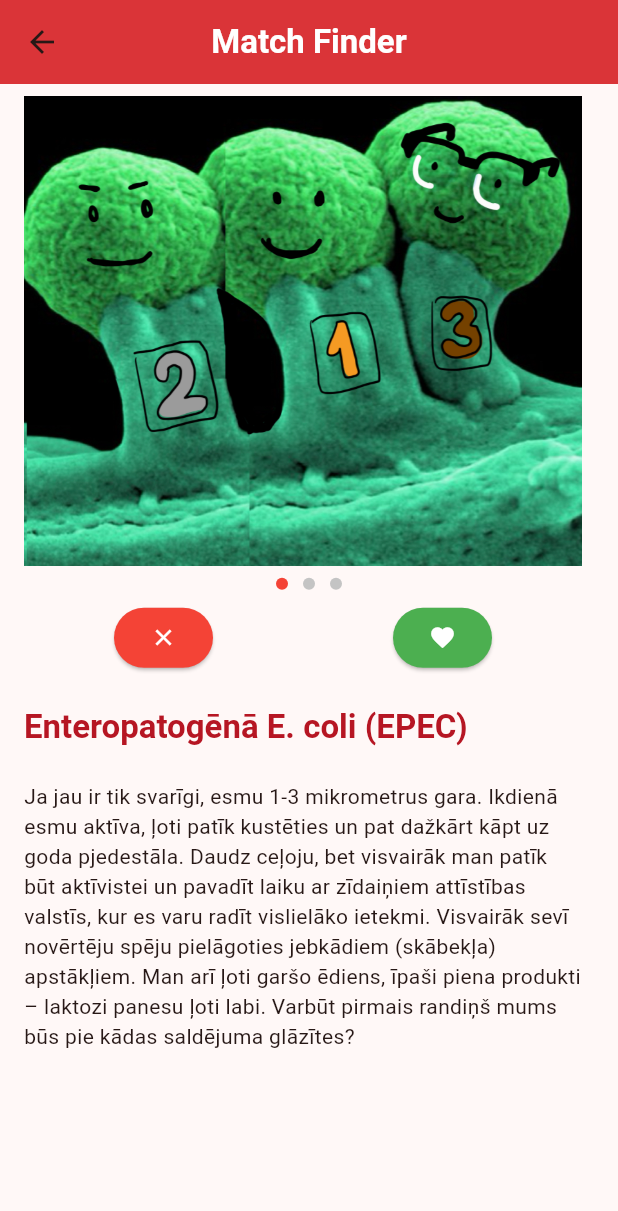
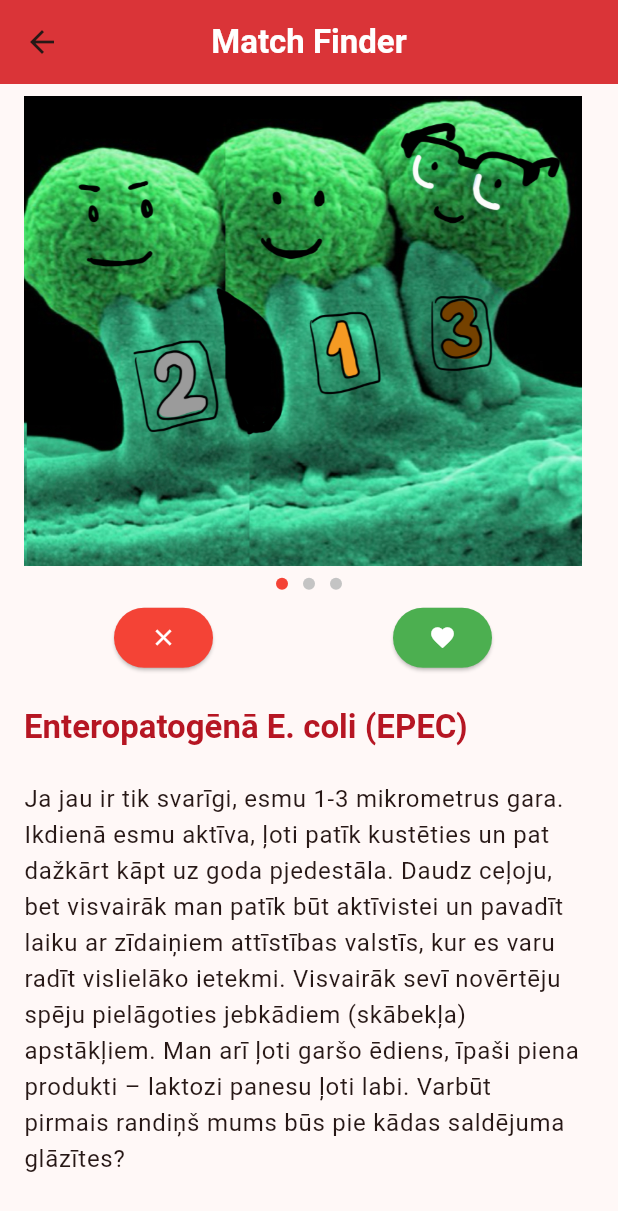
Before and after one commit to arnis-prieditis/bakteriju_tinder, a Flutter app: the MatchFinderPage screen opened directly, on a phone screen of 412 x 824 dp. Shown: the top 1211 px of the screen. Run offline on Flutter 3.47's test engine with Material 3 defaults, Android fonts, the phone set to English and light mode, and no system bars; drawn by our look-alikes of flutter_markdown; our stand-ins replace sqflite; accounts and stored records are empty.

Commit message:
text font style changes to make it more readable

```diff
--- a/assets/db_data_1.json
+++ b/assets/db_data_1.json
@@ -8,7 +8,7 @@
             "slimibas_apr": "Paiet tikai 4-5 dienas līdz viss notiek pa nopietno. Un attiecībās jums iet karsti, nu reāli karsti. Tava temperatūra uzlec līdz pat 38-39°C. Bet tu sāc novērot sliktas pārmaiņas sevī, tev paliek slikti.  \nNovēro sevī ūdeņainu caureju un tas tevi tik ļoti pat var izsmelt, ka nokļūsti hipovolēmiskā šokā. Tu asiņainu caureju nenovēro, vismaz tas nav bijis tik vardarbīgi.  \nKādā brīdī tu saproti, ka kaut kas par šo baktēriju nav labs. Tu viņu pat tik labi nepazīsti, taču varbūt ir vērts ieskatīties tuvāk.",
             "patogen_apr_available": 0,
             "slimibas_apr_available": 0,
-            "bio": "Ja jau ir tik svarīgi, esmu 1-3 mikrometrus gara.  \nIkdienā esmu aktīva, ļoti patīk kustēties un pat dažkārt kāpt uz goda pjedestāla. Daudz ceļoju, bet visvairāk man patīk būt aktīvistei un pavadīt laiku ar zīdaiņiem attīstības valstīs, kur es varu radīt vislielāko ietekmi. Visvairāk sevī novērtēju spēju pielāgoties jebkādiem (skābekļa) apstākļiem.  \nMan arī ļoti garšo ēdiens, īpaši piena produkti – laktozi panesu ļoti labi. Varbūt pirmais randiņš mums būs pie kādas saldējuma glāzītes?",
+            "bio": "Ja jau ir tik svarīgi, esmu 1-3 mikrometrus gara. Ikdienā esmu aktīva, ļoti patīk kustēties un pat dažkārt kāpt uz goda pjedestāla. Daudz ceļoju, bet visvairāk man patīk būt aktīvistei un pavadīt laiku ar zīdaiņiem attīstības valstīs, kur es varu radīt vislielāko ietekmi. Visvairāk sevī novērtēju spēju pielāgoties jebkādiem (skābekļa) apstākļiem.  \nMan arī ļoti garšo ēdiens, īpaši piena produkti – laktozi panesu ļoti labi. Varbūt pirmais randiņš mums būs pie kādas saldējuma glāzītes?",
             "convers_progress": 0
         }
     ],
--- a/lib/apraksts_page.dart
+++ b/lib/apraksts_page.dart
@@ -18,7 +18,7 @@ class AprakstsPage extends StatelessWidget {
       color: theme.colorScheme.onPrimaryContainer,
       fontWeight: FontWeight.bold,
     );
-    final style_p = theme.textTheme.bodyMedium!.copyWith(
+    final style_p = theme.textTheme.bodyLarge!.copyWith(
       fontWeight: FontWeight.bold,
     );
 
--- a/lib/database_utils.dart
+++ b/lib/database_utils.dart
@@ -112,7 +112,7 @@ class DatabaseService {
   static const String _mcq_table_name = "MCQ";
   static const String _atbildes_table_name = "Atbildes";
   static const String _pics_table_name = "Pics";
-  static const int new_database_version = 2;
+  static const int new_database_version = 3;
 
   DatabaseService._init();
 
--- a/lib/dm_page.dart
+++ b/lib/dm_page.dart
@@ -168,7 +168,7 @@ class _DmPageState extends State<DmPage> with RouteAware {
                                   text_color: (selected_answers
                                           .contains(atbilzu_varianti[i]))
                                       ? Colors.white
-                                      : const Color(0xFF46B1E1),
+                                      : const Color.fromARGB(255, 0, 100, 164),
                                   max_width:
                                       MediaQuery.of(context).size.width * 3 / 4,
                                 ),
--- a/lib/match_finder_page.dart
+++ b/lib/match_finder_page.dart
@@ -61,6 +61,7 @@ class _MatchFinderPageState extends State<MatchFinderPage> {
       color: theme.colorScheme.primary,
       fontWeight: FontWeight.bold,
     );
+    final style_bio = theme.textTheme.bodyLarge;
 
     return Scaffold(
       appBar: AppBar(
@@ -210,7 +211,10 @@ class _MatchFinderPageState extends State<MatchFinderPage> {
                       ),
                     ),
                     ListTile(
-                      title: MarkdownBody(data: curr_pot_match!.bio),
+                      title: MarkdownBody(
+                        data: curr_pot_match!.bio,
+                        styleSheet: MarkdownStyleSheet(p: style_bio),
+                      ),
                     ),
                   ],
                 ),
--- a/lib/profile_page.dart
+++ b/lib/profile_page.dart
@@ -55,6 +55,7 @@ class _ProfilePageState extends State<ProfilePage> {
       color: theme.colorScheme.primary,
       fontWeight: FontWeight.bold,
     );
+    final style_bio = theme.textTheme.bodyLarge;
 
     return Scaffold(
       appBar: AppBar(
@@ -195,7 +196,10 @@ class _ProfilePageState extends State<ProfilePage> {
                   ),
                 ),
                 ListTile(
-                  title: MarkdownBody(data: db_bakt.bio),
+                  title: MarkdownBody(
+                    data: db_bakt.bio,
+                    styleSheet: MarkdownStyleSheet(p: style_bio),
+                  ),
                 ),
                 ListTile(
                   title: ElevatedButton(
--- a/lib/single_question_page.dart
+++ b/lib/single_question_page.dart
@@ -76,7 +76,7 @@ class _SingleQuestionPageState extends State<SingleQuestionPage> {
       color: theme.colorScheme.onPrimaryContainer,
     );
     final style_ans = theme.textTheme.bodyLarge!.copyWith(
-      color: const Color(0xFF46B1E1),
+      color: const Color.fromARGB(255, 0, 100, 164),
     );
     final style_ans_selected = theme.textTheme.bodyLarge!.copyWith(
       color: Colors.white,
```
